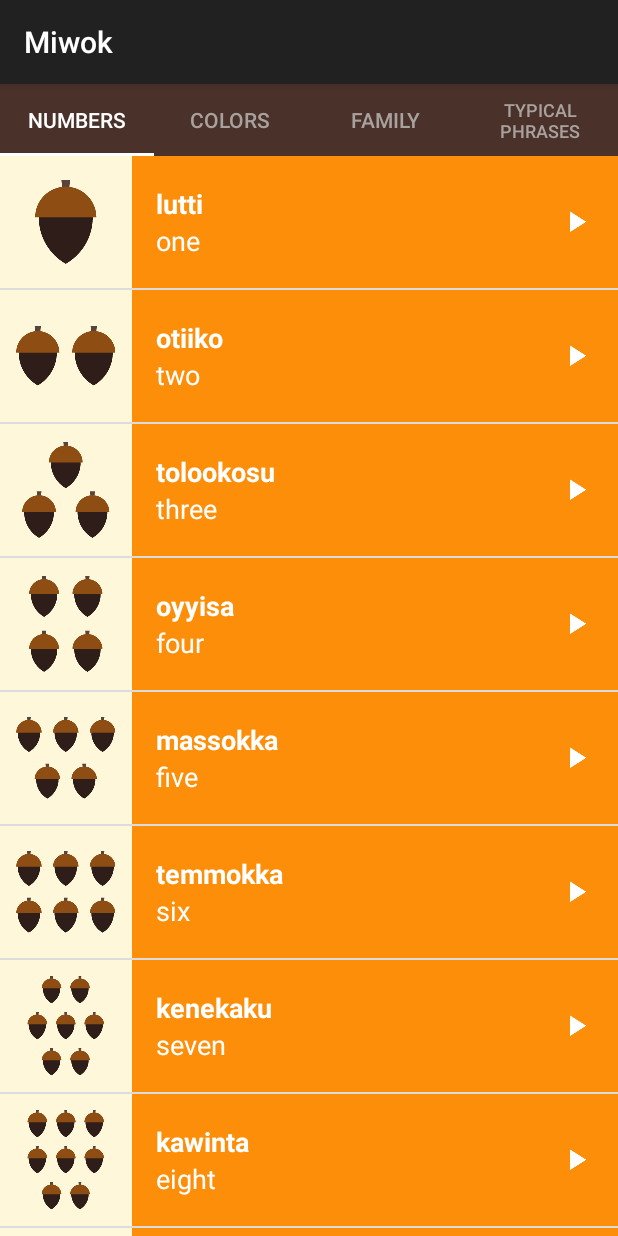
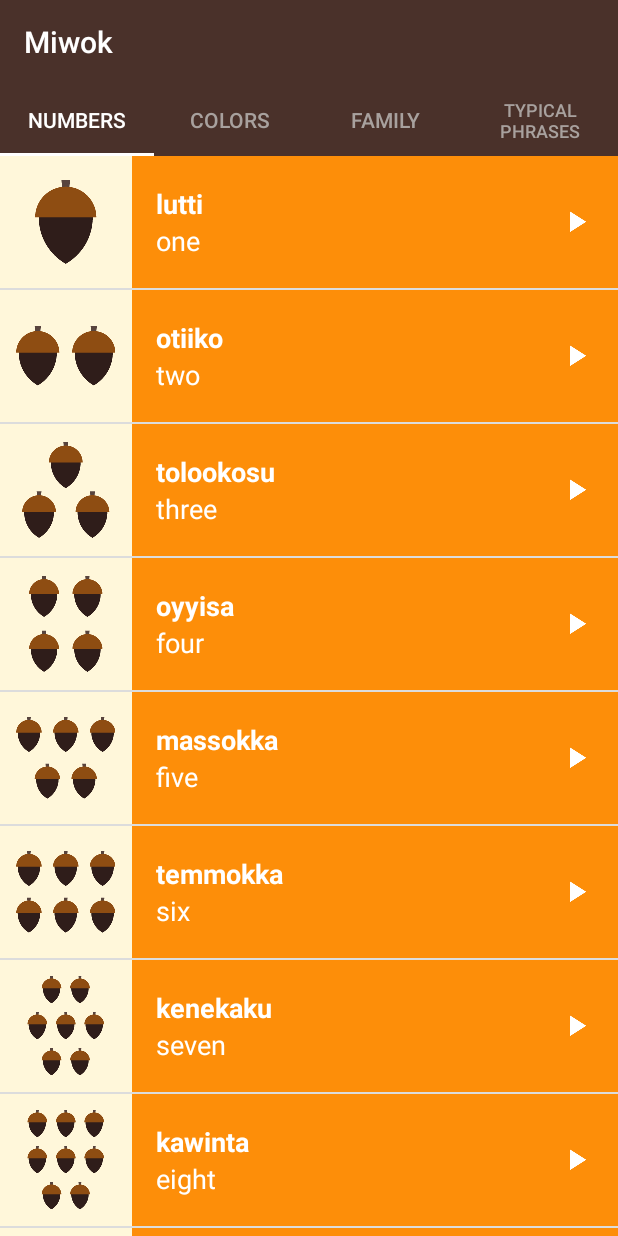
Before and after one commit to tsitokely/Miwok, an Android app: the screen it shows after launch (MainActivity), on a phone screen of 412 x 824 dp. Run offline under Robolectric (Android 15) with nearby library versions, the phone set to English and light mode, and no system bars.

Commit message:
Fixing actionbar to be the same color as the app theme

```diff
--- a/app/src/main/res/values/style.xml
+++ b/app/src/main/res/values/style.xml
@@ -18,6 +18,27 @@
     <style name="AppTheme" parent="Theme.AppCompat.Light.DarkActionBar">
         <item name="color">@color/primary_color</item>
         <item name="colorPrimaryDark">@color/primary_dark_color</item>
+        <item name="actionBarStyle">@style/MiwokAppBarStyle</item>
+        <item name="android:windowContentOverlay">@null</item>
+    </style>
+
+    <!-- App bar style -->
+    <style name="MiwokAppBarStyle" parent="Widget.AppCompat.Light.ActionBar.Solid.Inverse">
+        <!-- Remove the shadow below the app bar -->
+        <item name="elevation">0dp</item>
+        <item name="background">@color/primary_color</item>
+    </style>
+
+    <!-- Style for a tab that displays a category name -->
+    <style name="CategoryTab" parent="Widget.Design.TabLayout">
+        <item name="tabIndicatorColor">@android:color/white</item>
+        <item name="tabSelectedTextColor">@android:color/white</item>
+        <item name="tabTextAppearance">@style/CategoryTabTextAppearance</item>
+    </style>
+
+    <!-- Text appearance style for a category tab -->
+    <style name="CategoryTabTextAppearance" parent="TextAppearance.Design.Tab">
+        <item name="android:textColor">#A8A19E</item>
     </style>
 
     <!-- Style for a category of vocabulary words -->
```
